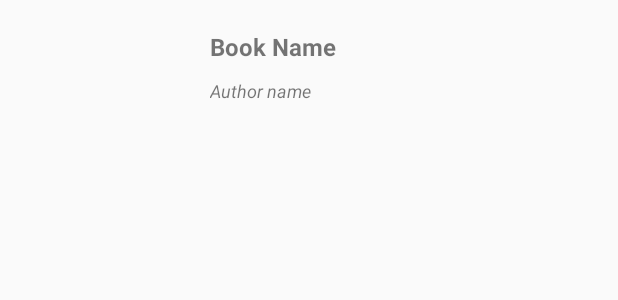
After one commit to AntonioCappiello/curriculum-vitae, an Android app: the layout book_item.xml on its own in the app's theme, with its tools: preview values and no code run, on a phone screen of 412 x 824 dp. The commit adds this screen. Shown: the top 300 px of the screen. Run offline under Robolectric (Android 15) with nearby library versions, the phone set to English and light mode, and no system bars.

Commit message:
added recycler view for library content

```diff
--- /dev/null
+++ b/app/src/main/res/layout/book_item.xml
@@ -0,0 +1,36 @@
+<?xml version="1.0" encoding="utf-8"?>
+<RelativeLayout xmlns:android="http://schemas.android.com/apk/res/android"
+                android:layout_marginBottom="13dp"
+                android:layout_width="match_parent"
+                android:layout_height="@dimen/book_item_height">
+
+    <ImageView
+        android:id="@+id/bookCoverImage"
+        android:layout_width="120dp"
+        android:layout_height="match_parent"
+        android:scaleType="fitCenter"/>
+
+    <TextView
+        android:id="@+id/bookName"
+        android:layout_toRightOf="@+id/bookCoverImage"
+        android:textSize="@dimen/bookNameTextSize"
+        android:textStyle="bold"
+        android:text="Book Name"
+        android:layout_marginTop="20dp"
+        android:layout_marginLeft="20dp"
+        android:layout_width="wrap_content"
+        android:layout_height="wrap_content"/>
+
+    <TextView
+        android:id="@+id/bookAuthor"
+        android:layout_toRightOf="@+id/bookCoverImage"
+        android:textStyle="italic"
+        android:layout_marginTop="10dp"
+        android:layout_marginLeft="20dp"
+        android:textSize="@dimen/bookAuthorTextSize"
+        android:layout_below="@+id/bookName"
+        android:layout_width="wrap_content"
+        android:layout_height="wrap_content"
+        android:text="Author name"/>
+
+</RelativeLayout>
--- a/app/src/main/res/values/dimens.xml
+++ b/app/src/main/res/values/dimens.xml
@@ -19,4 +19,8 @@
     <dimen name="timeline_line_width">5dp</dimen>
 
     <dimen name="timeline_step_height">45dp</dimen>
+
+    <dimen name="book_item_height">160dp</dimen>
+    <dimen name="bookNameTextSize">16dp</dimen>
+    <dimen name="bookAuthorTextSize">12dp</dimen>
 </resources>
```
Also changed, not shown: app/src/main/java/com/antoniocappiello/curriculumvitae/presenter/adapter/BookAdapter.java (added, +63 -0 lines), app/src/main/java/com/antoniocappiello/curriculumvitae/presenter/adapter/WrappingLinearLayoutManager.java (added, +101 -0 lines), app/src/main/java/com/antoniocappiello/curriculumvitae/view/CategoryActivity.java (+19 -5 lines), app/src/main/res/layout/category_content_scrolling.xml (+11 -1 lines).
